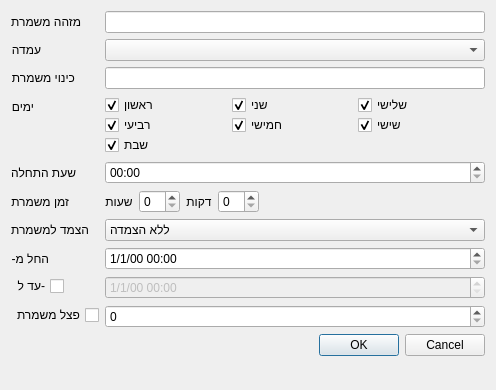
omertal88/shavzak, file Ui/ShiftDialog.ui: the form before one commit.
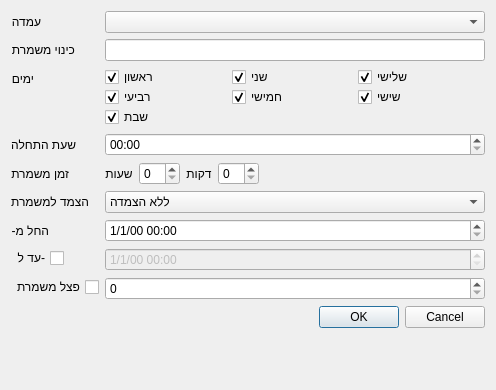
The form after the commit.

```diff
--- a/Ui/ShiftDialog.ui
+++ b/Ui/ShiftDialog.ui
@@ -18,68 +18,152 @@
   </property>
   <layout class="QFormLayout" name="formLayout">
    <item row="0" column="0">
-    <widget class="QLabel" name="label_10">
-     <property name="text">
-      <string>מזהה משמרת</string>
-     </property>
-    </widget>
-   </item>
-   <item row="0" column="1">
-    <widget class="QLineEdit" name="uidEdit">
-     <property name="readOnly">
-      <bool>true</bool>
-     </property>
-    </widget>
-   </item>
-   <item row="1" column="0">
     <widget class="QLabel" name="label_4">
      <property name="text">
       <string>עמדה</string>
      </property>
     </widget>
    </item>
-   <item row="1" column="1">
+   <item row="0" column="1">
     <widget class="QComboBox" name="positionCombo"/>
    </item>
-   <item row="2" column="0">
+   <item row="1" column="0">
     <widget class="QLabel" name="label_11">
      <property name="text">
       <string>כינוי משמרת</string>
      </property>
     </widget>
    </item>
-   <item row="2" column="1">
+   <item row="1" column="1">
     <widget class="QLineEdit" name="nicknameEdit"/>
    </item>
-   <item row="3" column="0">
+   <item row="2" column="0">
     <widget class="QLabel" name="label">
      <property name="text">
       <string>ימים</string>
      </property>
     </widget>
    </item>
-   <item row="4" column="0">
+   <item row="2" column="1">
+    <widget class="QWidget" name="widget" native="true">
+     <layout class="QHBoxLayout" name="horizontalLayout_2">
+      <property name="spacing">
+       <number>0</number>
+      </property>
+      <property name="leftMargin">
+       <number>0</number>
+      </property>
+      <property name="topMargin">
+       <number>0</number>
+      </property>
+      <property name="rightMargin">
+       <number>0</number>
+      </property>
+      <property name="bottomMargin">
+       <number>0</number>
+      </property>
+      <item>
+       <layout class="QGridLayout" name="gridLayout">
+        <property name="spacing">
+         <number>0</number>
+        </property>
+        <item row="0" column="0">
+         <widget class="QCheckBox" name="sundayCheck">
+          <property name="text">
+           <string>ראשון</string>
+          </property>
+          <property name="checked">
+           <bool>true</bool>
+          </property>
+         </widget>
+        </item>
+        <item row="0" column="1">
+         <widget class="QCheckBox" name="mondayCheck">
+          <property name="text">
+           <string>שני</string>
+          </property>
+          <property name="checked">
+           <bool>true</bool>
+          </property>
+         </widget>
+        </item>
+        <item row="0" column="2">
+         <widget class="QCheckBox" name="tuesdayCheck">
+          <property name="text">
+           <string>שלישי</string>
+          </property>
+          <property name="checked">
+           <bool>true</bool>
+          </property>
+         </widget>
+        </item>
+        <item row="1" column="0">
+         <widget class="QCheckBox" name="wednesdayCheck">
+          <property name="text">
+           <string>רביעי</string>
+          </property>
+          <property name="checked">
+           <bool>true</bool>
+          </property>
+         </widget>
+        </item>
+        <item row="1" column="1">
+         <widget class="QCheckBox" name="thursdayCheck">
+          <property name="text">
+           <string>חמישי</string>
+          </property>
+          <property name="checked">
+           <bool>true</bool>
+          </property>
+         </widget>
+        </item>
+        <item row="1" column="2">
+         <widget class="QCheckBox" name="fridayCheck">
+          <property name="text">
+           <string>שישי</string>
+          </property>
+          <property name="checked">
+           <bool>true</bool>
+          </property>
+         </widget>
+        </item>
+        <item row="2" column="0">
+         <widget class="QCheckBox" name="saturdayCheck">
+          <property name="text">
+           <string>שבת</string>
+          </property>
+          <property name="checked">
+           <bool>true</bool>
+          </property>
+         </widget>
+        </item>
+       </layout>
+      </item>
+     </layout>
+    </widget>
+   </item>
+   <item row="3" column="0">
     <widget class="QLabel" name="label_2">
      <property name="text">
       <string>שעת התחלה</string>
      </property>
     </widget>
    </item>
-   <item row="4" column="1">
+   <item row="3" column="1">
     <widget class="QTimeEdit" name="fromTime">
      <property name="displayFormat">
       <string>hh:mm</string>
      </property>
     </widget>
    </item>
-   <item row="5" column="0">
+   <item row="4" column="0">
     <widget class="QLabel" name="label_3">
      <property name="text">
       <string>זמן משמרת</string>
      </property>
     </widget>
    </item>
-   <item row="5" column="1">
+   <item row="4" column="1">
     <layout class="QHBoxLayout" name="horizontalLayout">
      <item>
       <widget class="QLabel" name="label_5">
@@ -126,14 +210,14 @@
      </item>
     </layout>
    </item>
-   <item row="7" column="0">
+   <item row="6" column="0">
     <widget class="QLabel" name="label_7">
      <property name="text">
       <string>הצמד למשמרת</string>
      </property>
     </widget>
    </item>
-   <item row="7" column="1">
+   <item row="6" column="1">
     <widget class="QComboBox" name="stickToShiftCombo">
      <item>
       <property name="text">
@@ -142,14 +226,21 @@
      </item>
     </widget>
    </item>
-   <item row="8" column="0">
+   <item row="7" column="0">
     <widget class="QLabel" name="label_8">
      <property name="text">
       <string>החל מ-</string>
      </property>
     </widget>
    </item>
-   <item row="9" column="0">
+   <item row="7" column="1">
+    <widget class="QDateTimeEdit" name="validFromDatetime">
+     <property name="displayFormat">
+      <string>d/M/yy hh:mm</string>
+     </property>
+    </widget>
+   </item>
+   <item row="8" column="0">
     <widget class="QCheckBox" name="validUntilCheck">
      <property name="layoutDirection">
       <enum>Qt::RightToLeft</enum>
@@ -159,7 +250,7 @@
      </property>
     </widget>
    </item>
-   <item row="9" column="1">
+   <item row="8" column="1">
     <widget class="QDateTimeEdit" name="validUntilDatetime">
      <property name="enabled">
       <bool>false</bool>
@@ -169,24 +260,7 @@
      </property>
     </widget>
    </item>
-   <item row="12" column="0" colspan="2">
-    <widget class="QDialogButtonBox" name="buttonBox">
-     <property name="orientation">
-      <enum>Qt::Horizontal</enum>
-     </property>
-     <property name="standardButtons">
-      <set>QDialogButtonBox::Cancel|QDialogButtonBox::Ok</set>
-     </property>
-    </widget>
-   </item>
-   <item row="8" column="1">
-    <widget class="QDateTimeEdit" name="validFromDatetime">
-     <property name="displayFormat">
-      <string>d/M/yy hh:mm</string>
-     </property>
-    </widget>
-   </item>
-   <item row="10" column="0">
+   <item row="9" column="0">
     <widget class="QCheckBox" name="splitShiftCheck">
      <property name="layoutDirection">
       <enum>Qt::RightToLeft</enum>
@@ -196,109 +270,21 @@
      </property>
     </widget>
    </item>
-   <item row="10" column="1">
+   <item row="9" column="1">
     <widget class="QSpinBox" name="splitShiftSpin">
      <property name="maximum">
       <number>1000</number>
      </property>
     </widget>
    </item>
-   <item row="3" column="1">
-    <widget class="QWidget" name="widget" native="true">
-     <layout class="QHBoxLayout" name="horizontalLayout_2">
-      <property name="spacing">
-       <number>0</number>
-      </property>
-      <property name="leftMargin">
-       <number>0</number>
-      </property>
-      <property name="topMargin">
-       <number>0</number>
-      </property>
-      <property name="rightMargin">
-       <number>0</number>
-      </property>
-      <property name="bottomMargin">
-       <number>0</number>
-      </property>
-      <item>
-       <layout class="QGridLayout" name="gridLayout">
-        <property name="spacing">
-         <number>0</number>
-        </property>
-        <item row="0" column="0">
-         <widget class="QCheckBox" name="sundayCheck">
-          <property name="text">
-           <string>ראשון</string>
-          </property>
-          <property name="checked">
-           <bool>true</bool>
-          </property>
-         </widget>
-        </item>
-        <item row="0" column="1">
-         <widget class="QCheckBox" name="mondayCheck">
-          <property name="text">
-           <string>שני</string>
-          </property>
-          <property name="checked">
-           <bool>true</bool>
-          </property>
-         </widget>
-        </item>
-        <item row="0" column="2">
-         <widget class="QCheckBox" name="tuesdayCheck">
-          <property name="text">
-           <string>שלישי</string>
-          </property>
-          <property name="checked">
-           <bool>true</bool>
-          </property>
-         </widget>
-        </item>
-        <item row="1" column="0">
-         <widget class="QCheckBox" name="wednesdayCheck">
-          <property name="text">
-           <string>רביעי</string>
-          </property>
-          <property name="checked">
-           <bool>true</bool>
-          </property>
-         </widget>
-        </item>
-        <item row="1" column="1">
-         <widget class="QCheckBox" name="thursdayCheck">
-          <property name="text">
-           <string>חמישי</string>
-          </property>
-          <property name="checked">
-           <bool>true</bool>
-          </property>
-         </widget>
-        </item>
-        <item row="1" column="2">
-         <widget class="QCheckBox" name="fridayCheck">
-          <property name="text">
-           <string>שישי</string>
-          </property>
-          <property name="checked">
-           <bool>true</bool>
-          </property>
-         </widget>
-        </item>
-        <item row="2" column="0">
-         <widget class="QCheckBox" name="saturdayCheck">
-          <property name="text">
-           <string>שבת</string>
-          </property>
-          <property name="checked">
-           <bool>true</bool>
-          </property>
-         </widget>
-        </item>
-       </layout>
-      </item>
-     </layout>
+   <item row="11" column="0" colspan="2">
+    <widget class="QDialogButtonBox" name="buttonBox">
+     <property name="orientation">
+      <enum>Qt::Horizontal</enum>
+     </property>
+     <property name="standardButtons">
+      <set>QDialogButtonBox::Cancel|QDialogButtonBox::Ok</set>
+     </property>
     </widget>
    </item>
   </layout>
```
Left out of the diff: 1 changed line with no effect on the pictures.
